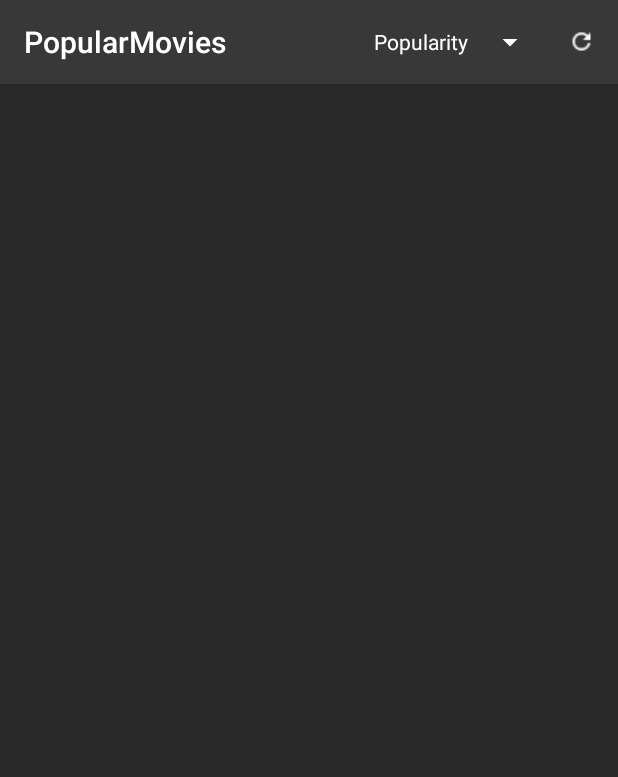
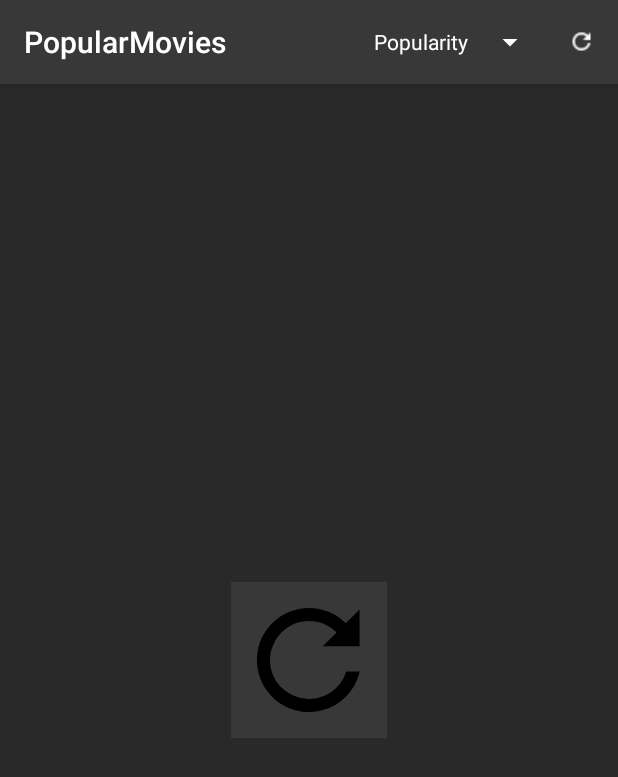
Before and after one commit to MrPiedPiper/PopularMovies, an Android app: the screen it shows after launch (MainActivity), on a phone screen of 412 x 824 dp. Shown: the top 777 px of the screen. Run offline under Robolectric (Android 15) with nearby library versions, the phone set to English and light mode, and no system bars; our stand-ins replace ButterKnife, Picasso; network calls fail; pictures from the network do not load.

Commit message:
Add loading when refreshing

```diff
--- a/app/src/main/java/com/fancystachestudios/popularmovies/popularmovies/MainActivity.java
+++ b/app/src/main/java/com/fancystachestudios/popularmovies/popularmovies/MainActivity.java
@@ -1,6 +1,7 @@
 package com.fancystachestudios.popularmovies.popularmovies;
 
 import android.annotation.SuppressLint;
+import android.support.constraint.ConstraintLayout;
 import android.support.v4.app.LoaderManager;
 import android.content.Context;
 import android.content.Intent;
@@ -11,8 +12,11 @@ import android.support.v7.widget.RecyclerView;
 import android.view.Menu;
 import android.view.MenuItem;
 import android.view.View;
+import android.view.animation.Animation;
+import android.view.animation.AnimationUtils;
 import android.widget.AdapterView;
 import android.widget.ArrayAdapter;
+import android.widget.ImageView;
 import android.widget.Spinner;
 import android.widget.Toast;
 
@@ -43,8 +47,14 @@ public class MainActivity extends AppCompatActivity
             MovieAdapter.MovieClickListener,
             LoaderManager.LoaderCallbacks<ArrayList<MovieObject>>{
 
+    //Get View(s)
+    @BindView(R.id.mainRecyclerView) RecyclerView mRecyclerView;
+    @BindView(R.id.main_loading_layout) ConstraintLayout mRefreshLoadingLayout;
+    @BindView(R.id.main_loading_imageview) ImageView mRefreshLoadingImageView;
+
+    Animation anim;
+
     //Prepare RecyclerView variables
-    @BindView(R.id.mainRecyclerView) RecyclerView mRecyclerView;
     private MovieAdapter mAdapter;
     MovieAdapter.MovieClickListener movieClickListener;
     GridLayoutManager mLayoutManager;
@@ -83,6 +93,8 @@ public class MainActivity extends AppCompatActivity
         super.onCreate(savedInstanceState);
         setContentView(R.layout.activity_main);
         ButterKnife.bind(this);
+
+        anim = AnimationUtils.loadAnimation(this, R.anim.loading_animation);
 
         //Set up RecyclerView
         mLayoutManager = new GridLayoutManager(this, 3);
@@ -158,11 +170,24 @@ public class MainActivity extends AppCompatActivity
     //Function refreshes the list
     public void refreshMovies(){
         //Reset the movies, and load some new ones
+        startRefreshLoadAnimation();
         currPage = 0;
         mAdapter.resetList();
         movieArray.clear();
         mScrollListener.resetScroll();
         loadNextPage();
+    }
+
+    public void startRefreshLoadAnimation(){
+        //Set the loading ImageView
+        mRefreshLoadingLayout.setVisibility(View.VISIBLE);
+        mRefreshLoadingImageView.startAnimation(anim);
+    }
+
+    public void stopRefreshLoadAnimation(){
+        //Set the loading ImageView
+        mRefreshLoadingImageView.clearAnimation();
+        mRefreshLoadingLayout.setVisibility(View.GONE);
     }
 
     @Override
@@ -278,6 +303,7 @@ public class MainActivity extends AppCompatActivity
         //refreshMovies(mMovieList);
         movieArray.addAll(mMovieList);
         mAdapter.updateList(movieArray);
+        stopRefreshLoadAnimation();
     }
 
     @Override
--- a/app/src/main/res/layout/activity_main.xml
+++ b/app/src/main/res/layout/activity_main.xml
@@ -1,19 +1,43 @@
 <?xml version="1.0" encoding="utf-8"?>
 
 <!--MainActivity layout-->
-
-<android.support.v7.widget.RecyclerView
-    xmlns:android="http://schemas.android.com/apk/res/android"
+<android.support.constraint.ConstraintLayout xmlns:android="http://schemas.android.com/apk/res/android"
+    xmlns:app="http://schemas.android.com/apk/res-auto"
     xmlns:tools="http://schemas.android.com/tools"
-    xmlns:app="http://schemas.android.com/apk/res-auto"
     android:layout_width="match_parent"
     android:layout_height="match_parent"
-    tools:context="com.fancystachestudios.popularmovies.popularmovies.MainActivity"
-    android:id="@+id/mainRecyclerView"
-    android:scrollbars="vertical"
     android:background="@color/colorPrimaryDark"
-    android:padding="1dp">
+    tools:context="com.fancystachestudios.popularmovies.popularmovies.MainActivity">
 
+    <android.support.v7.widget.RecyclerView
+        android:id="@+id/mainRecyclerView"
+        android:layout_width="match_parent"
+        android:layout_height="match_parent"
+        android:padding="1dp"
+        android:scrollbars="vertical">
 
+    </android.support.v7.widget.RecyclerView>
 
-</android.support.v7.widget.RecyclerView>
+    <android.support.constraint.ConstraintLayout
+        android:id="@+id/main_loading_layout"
+        android:background="@color/colorPrimary"
+        android:layout_width="wrap_content"
+        android:layout_height="wrap_content"
+        app:layout_constraintBottom_toBottomOf="parent"
+        app:layout_constraintEnd_toEndOf="parent"
+        app:layout_constraintStart_toStartOf="parent"
+        app:layout_constraintTop_toTopOf="parent">
+
+        <ImageView
+            android:id="@+id/main_loading_imageview"
+            android:layout_width="104dp"
+            android:layout_height="104dp"
+            android:contentDescription="@string/main_recyclerview_loading_content_description"
+            android:src="@drawable/loading_item"
+            app:layout_constraintBottom_toBottomOf="parent"
+            app:layout_constraintEnd_toEndOf="parent"
+            app:layout_constraintStart_toStartOf="parent"
+            app:layout_constraintTop_toTopOf="parent" />
+    </android.support.constraint.ConstraintLayout>
+
+</android.support.constraint.ConstraintLayout>
```
